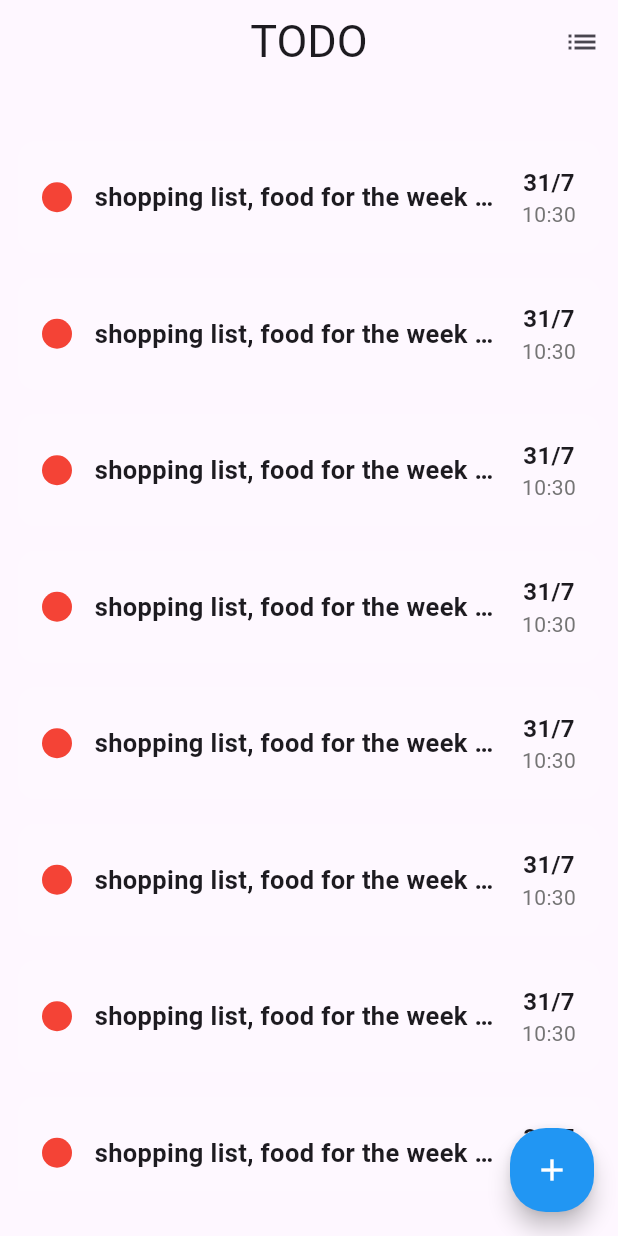
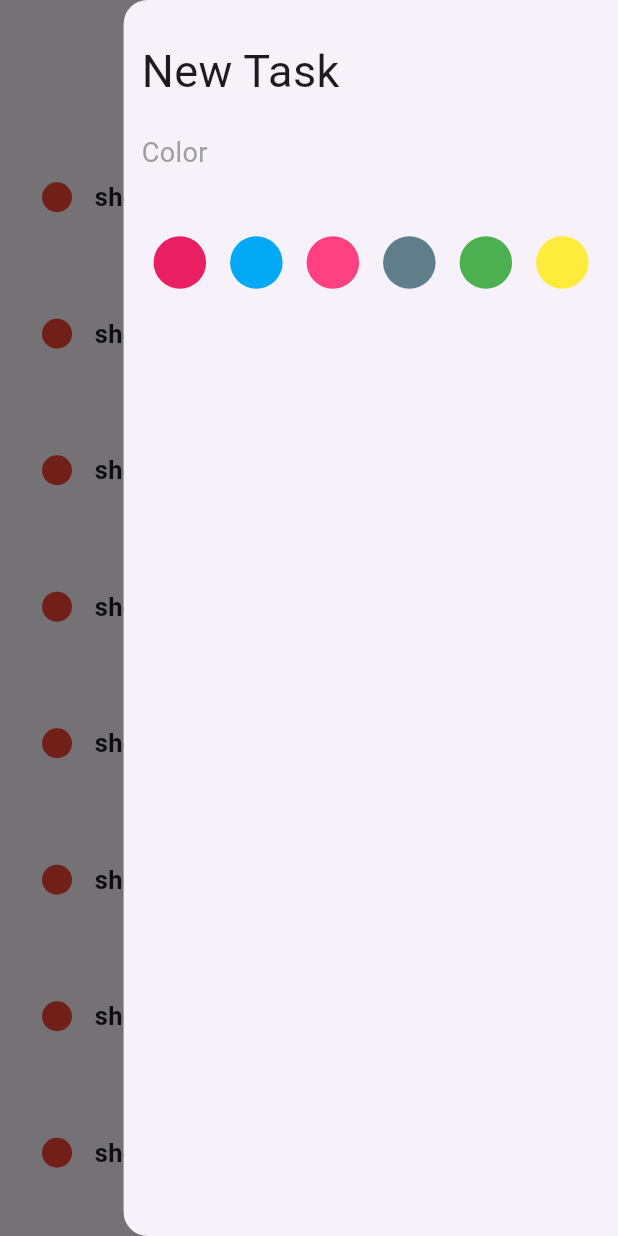
Before and after one commit to alyAly12/todo-app, a Flutter app: the screen it shows after launch, with the side drawer open (before the commit the screen has no drawer), on a phone screen of 412 x 824 dp. Run offline on Flutter 3.47's test engine with Material 2 defaults, Android fonts, the phone set to English and light mode, and no system bars.

Commit message:
adding color picker to side drawer

```diff
--- a/lib/view/notes_view.dart
+++ b/lib/view/notes_view.dart
@@ -1,33 +1,44 @@
+
 import 'package:flutter/material.dart';
 import 'package:todo_task/view/widgets/notes_view_body.dart';
+import 'package:todo_task/view/widgets/side_drawer.dart';
 
-class NotesView extends StatelessWidget {
+
+
+class NotesView extends StatefulWidget {
   const NotesView({super.key});
+
+  @override
+  State<NotesView> createState() => _NotesViewState();
+}
+
+class _NotesViewState extends State<NotesView> {
 
   @override
   Widget build(BuildContext context) {
     return Scaffold(
+      endDrawer: const MyDrawer(),
       floatingActionButton: FloatingActionButton(
         backgroundColor: Colors.blue,
         shape: RoundedRectangleBorder(
           borderRadius: BorderRadius.circular(24),
         ),
-          onPressed: (){},
-        child: const Icon(Icons.add,color: Colors.white,),
+          onPressed: (){
+
+          },
+        child: const Icon(Icons.add,color: Colors.white,size: 30,),
       ),
       appBar: AppBar(
-        elevation: 0,
+        elevation: 0.0,
+        shadowColor: Theme.of(context).scaffoldBackgroundColor,
+        backgroundColor: Theme.of(context).scaffoldBackgroundColor,
         centerTitle: true,
         title: const Text(
           'TODO',
           style: TextStyle(fontSize: 30,
               fontWeight: FontWeight.normal),
         ),
-        actions: [
-          IconButton(
-              onPressed: (){},
-              icon: const Icon(Icons.list))
-        ],
+
       ),
       body: const NotesViewBody(),
     );
--- /dev/null
+++ b/lib/view/widgets/color_picker_widget.dart
@@ -0,0 +1,22 @@
+import 'package:flutter/material.dart';
+
+class ColorPickerWidget extends StatelessWidget {
+  const ColorPickerWidget({super.key, required this.color, required this.fun,});
+  final Color color;
+  final void Function() fun;
+  @override
+  Widget build(BuildContext context) {
+
+    return GestureDetector(
+      onTap:fun ,
+      child: Container(
+        width: 35,
+        height: 35,
+        decoration: BoxDecoration(
+            color: color,
+            shape: BoxShape.circle
+        ),
+      ),
+    );
+  }
+}
--- /dev/null
+++ b/lib/view/widgets/side_drawer.dart
@@ -0,0 +1,70 @@
+import 'package:flutter/material.dart';
+
+import 'color_picker_widget.dart';
+
+class MyDrawer extends StatefulWidget {
+  const MyDrawer({super.key});
+
+  @override
+  State<MyDrawer> createState() => _MyDrawerState();
+}
+
+class _MyDrawerState extends State<MyDrawer> {
+  final List<Color> color=[
+    Colors.pink,
+    Colors.lightBlue,
+    Colors.pinkAccent,
+    Colors.blueGrey,
+    Colors.green,
+    Colors.yellow,
+  ];
+  late int selectedIndex ;
+  @override
+  Widget build(BuildContext context) {
+    return Drawer(
+      width: MediaQuery.of(context).size.width*0.8,
+      child:   Padding(
+        padding:  const EdgeInsets.symmetric(vertical: 26,horizontal: 12),
+        child: Column(
+          crossAxisAlignment: CrossAxisAlignment.start,
+          children: [
+            const Text(
+              'New Task',
+              style: TextStyle(
+                  fontSize: 30,
+                  fontWeight: FontWeight.normal
+              ),
+            ),
+            const SizedBox(height: 20,),
+            const Text(
+              'Color',
+              style: TextStyle(
+                  fontSize: 18,
+                  fontWeight: FontWeight.normal,
+                  color: Colors.grey
+              ),
+            ),
+            const SizedBox(height: 20,),
+            SizedBox(
+              width: double.infinity,
+              height: 80,
+              child: ListView.builder(
+                scrollDirection: Axis.horizontal,
+                itemCount: color.length,
+                  itemBuilder: (context,index){
+                return Padding(
+                  padding: const EdgeInsets.all(8.0),
+                  child: ColorPickerWidget(color: color[index], fun: () {
+                    setState(() {
+                      selectedIndex = index;
+                    });
+                  } ,),
+                );
+              }),
+            )
+          ],
+        ),
+      ),
+    );
+  }
+}
--- a/pubspec.yaml
+++ b/pubspec.yaml
@@ -35,6 +35,7 @@ dependencies:
   # The following adds the Cupertino Icons font to your application.
   # Use with the CupertinoIcons class for iOS style icons.
   cupertino_icons: ^1.0.2
+
 
 dev_dependencies:
   flutter_test:
```
